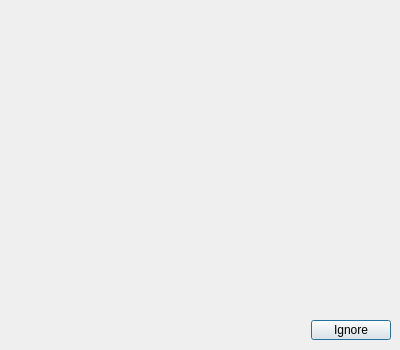
deskflow/deskflow, file src/gui/res/AddClientDialogBase.ui: the form before one commit.
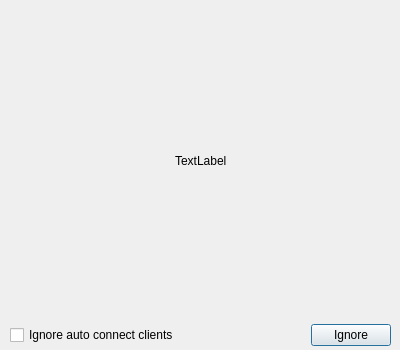
The form after the commit.

Commit message: Added ignore auto connect clients check box in dialog

The edit to the form file:
```diff
--- a/src/gui/res/AddClientDialogBase.ui
+++ b/src/gui/res/AddClientDialogBase.ui
@@ -19,15 +19,73 @@
   <property name="windowTitle">
    <string>Dialog</string>
   </property>
-  <widget class="QDialogButtonBox" name="m_pDialogButtonBox">
+  <widget class="QWidget" name="gridLayoutWidget">
    <property name="geometry">
     <rect>
-     <x>50</x>
+     <x>10</x>
+     <y>10</y>
+     <width>381</width>
+     <height>301</height>
+    </rect>
+   </property>
+   <layout class="QGridLayout" name="gridLayout">
+    <item row="0" column="1">
+     <widget class="QLabel" name="m_pLabelHead">
+      <property name="text">
+       <string>TextLabel</string>
+      </property>
+      <property name="wordWrap">
+       <bool>true</bool>
+      </property>
+     </widget>
+    </item>
+    <item row="0" column="2">
+     <spacer name="horizontalSpacer_2">
+      <property name="orientation">
+       <enum>Qt::Horizontal</enum>
+      </property>
+      <property name="sizeHint" stdset="0">
+       <size>
+        <width>40</width>
+        <height>20</height>
+       </size>
+      </property>
+     </spacer>
+    </item>
+    <item row="0" column="0">
+     <spacer name="horizontalSpacer">
+      <property name="orientation">
+       <enum>Qt::Horizontal</enum>
+      </property>
+      <property name="sizeHint" stdset="0">
+       <size>
+        <width>40</width>
+        <height>20</height>
+       </size>
+      </property>
+     </spacer>
+    </item>
+   </layout>
+  </widget>
+  <widget class="QWidget" name="horizontalLayoutWidget">
+   <property name="geometry">
+    <rect>
+     <x>10</x>
      <y>320</y>
-     <width>341</width>
-     <height>20</height>
+     <width>381</width>
+     <height>31</height>
     </rect>
    </property>
+   <layout class="QHBoxLayout" name="horizontalLayout">
+    <item>
+     <widget class="QCheckBox" name="m_pCheckBoxIgnoreClient">
+      <property name="text">
+       <string>Ignore auto connect clients</string>
+      </property>
+     </widget>
+    </item>
+    <item>
+     <widget class="QDialogButtonBox" name="m_pDialogButtonBox">
    <property name="sizePolicy">
     <sizepolicy hsizetype="Preferred" vsizetype="Preferred">
      <horstretch>0</horstretch>
@@ -44,16 +102,8 @@
     <bool>false</bool>
    </property>
   </widget>
-  <widget class="QWidget" name="gridLayoutWidget">
-   <property name="geometry">
-    <rect>
-     <x>10</x>
-     <y>10</y>
-     <width>381</width>
-     <height>301</height>
-    </rect>
-   </property>
-   <layout class="QGridLayout" name="gridLayout"/>
+    </item>
+   </layout>
   </widget>
  </widget>
  <resources/>
```
Lines whose indentation alone changed are shown as unchanged. The commit also changes 3 other files.
